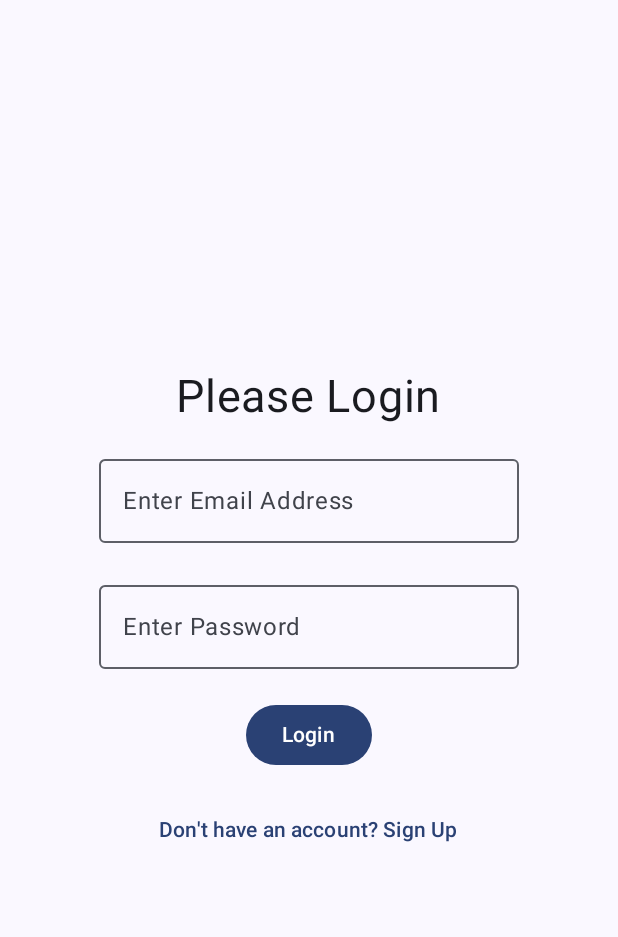
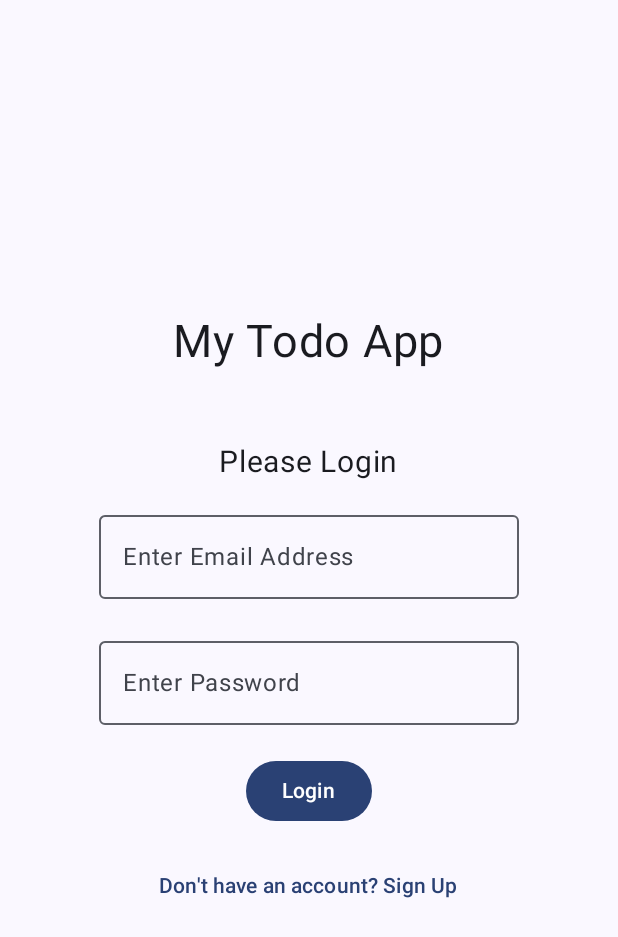
Before and after one commit to Patrick-rutto/Android-App-Development, an Android app built with Jetpack Compose: the screen it shows after launch (MainActivity), after a tap on "Login", on a phone screen of 412 x 824 dp. Shown: the top 937 px of the screen. Run offline under Robolectric (Android 15) with nearby library versions, the phone set to English and light mode, and no system bars; our stand-ins replace Firebase (no records; nobody signed in at launch, a user with empty details on screens opened directly), Room's generated code, livedata-compose.

Commit message:
Added Design Features

```diff
--- a/app/src/main/java/com/example/mytodolist/screens/LoginScreen.kt
+++ b/app/src/main/java/com/example/mytodolist/screens/LoginScreen.kt
@@ -55,7 +55,7 @@ fun LoginScreen(modifier: Modifier = Modifier,
             is AuthState.Error -> Toast.makeText(
                 context,
                 (authState.value as AuthState.Error)
-                    .message, Toast.LENGTH_SHORT
+                    .message, Toast.LENGTH_LONG
             ).show()
 
             else -> Unit                                       // Returns Nothing
@@ -69,7 +69,12 @@ fun LoginScreen(modifier: Modifier = Modifier,
         verticalArrangement = Arrangement.Center,
         horizontalAlignment = Alignment.CenterHorizontally
     ){
-        Text(text = "Please Login", fontSize = 30.sp)          // Text Composable to Display Text in UI
+
+        Text(text = "My Todo App", fontSize = 30.sp)
+
+        Spacer(modifier = Modifier.height(50.dp))
+
+        Text(text = "Please Login", fontSize = 20.sp)          // Text Composable to Display Text in UI
 
         Spacer(modifier = Modifier                             // Spacer Used for Layout Spacing to Separate Components
             .height(15.dp))
```
